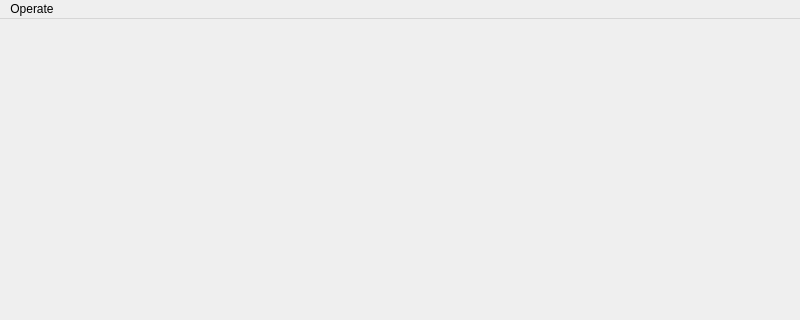
KangLin/RabbitProxyServer, file Server/mainwindow.ui: the form before one commit; both pictures show x 0 to 800 and y 0 to 320 of the 800 by 600 pixel window.
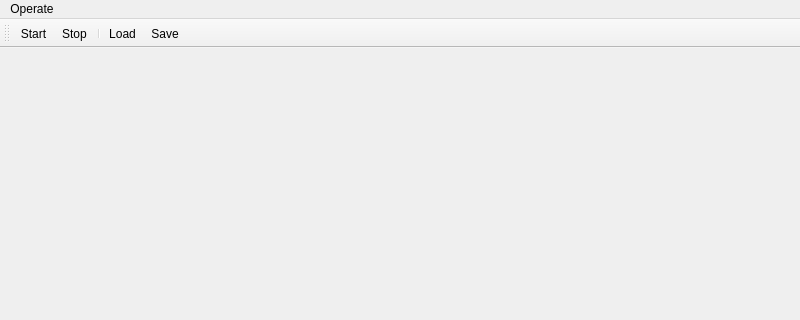
The form after the commit. Icons and pictures are not drawn.

Diff of the .ui file:
```diff
--- a/Server/mainwindow.ui
+++ b/Server/mainwindow.ui
@@ -36,6 +36,22 @@
    <addaction name="menuOperate"/>
   </widget>
   <widget class="QStatusBar" name="statusbar"/>
+  <widget class="QToolBar" name="toolBar">
+   <property name="windowTitle">
+    <string>toolBar</string>
+   </property>
+   <attribute name="toolBarArea">
+    <enum>TopToolBarArea</enum>
+   </attribute>
+   <attribute name="toolBarBreak">
+    <bool>false</bool>
+   </attribute>
+   <addaction name="actionStart"/>
+   <addaction name="actionStop"/>
+   <addaction name="separator"/>
+   <addaction name="actionLoad"/>
+   <addaction name="actionSave"/>
+  </widget>
   <action name="actionStart">
    <property name="text">
     <string>Start</string>
```
Left out of the diff: 20 changed lines with no effect on the pictures.
